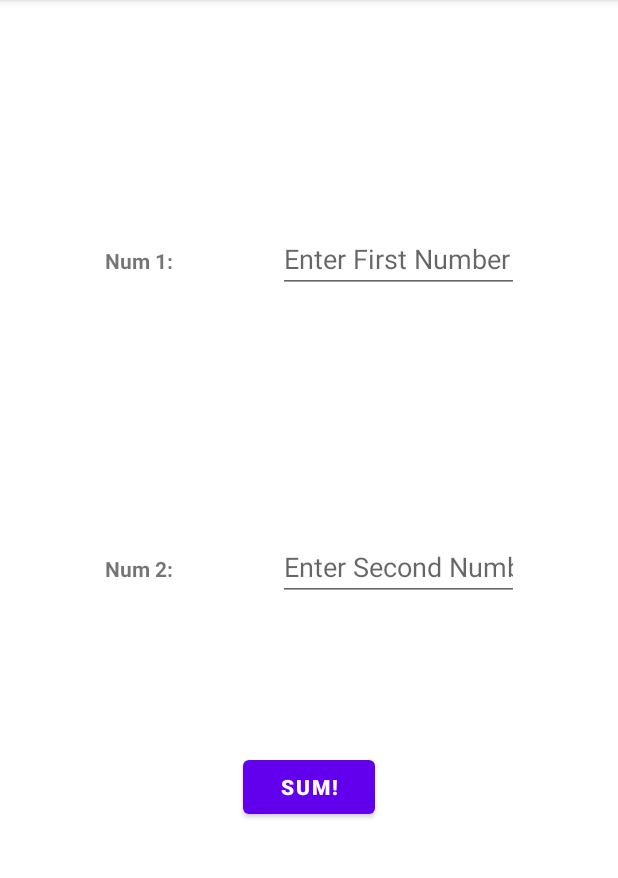
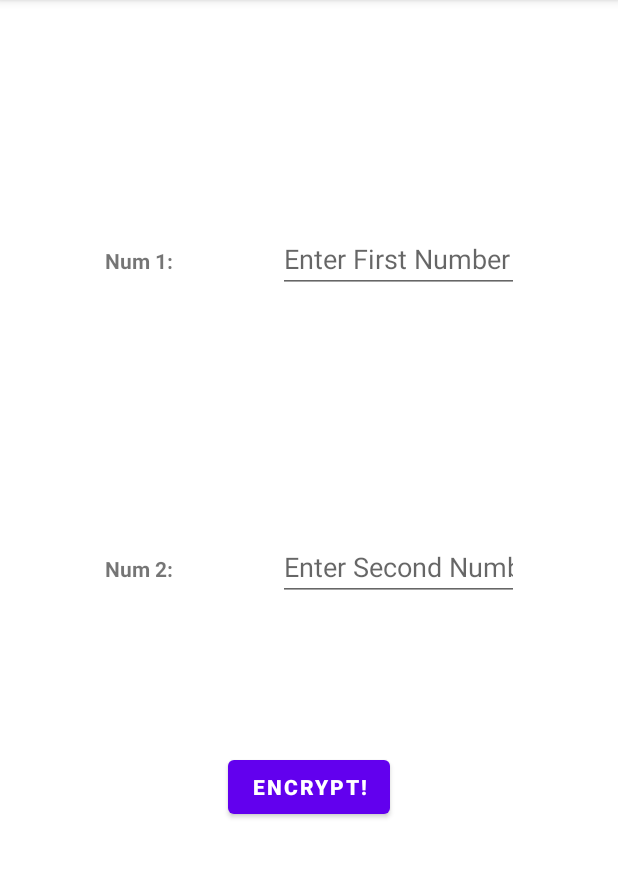
Before and after one commit to emmanuelmuturia/Summer, an Android app: the SummerFragment screen opened through its navigation route, on a phone screen of 412 x 824 dp, the part 84-962 px from its top. Run offline under Robolectric (Android 15) with nearby library versions, the phone set to English and light mode, and no system bars.

Commit message:
Final implementation of the app's functionalities including Fragments, summation and the MD5 Algorithm.

```diff
--- a/app/build.gradle
+++ b/app/build.gradle
@@ -1,6 +1,7 @@
 plugins {
     id 'com.android.application'
     id 'org.jetbrains.kotlin.android'
+    id "androidx.navigation.safeargs"
 }
 
 android {
--- a/app/src/main/java/com/emmanuelmuturia/summer/SummerFragment.kt
+++ b/app/src/main/java/com/emmanuelmuturia/summer/SummerFragment.kt
@@ -5,6 +5,9 @@ import androidx.fragment.app.Fragment
 import android.view.LayoutInflater
 import android.view.View
 import android.view.ViewGroup
+import android.widget.Button
+import android.widget.EditText
+import androidx.navigation.findNavController
 
 class SummerFragment : Fragment() {
 
@@ -13,6 +16,18 @@ class SummerFragment : Fragment() {
         savedInstanceState: Bundle?
     ): View? {
         // Inflate the layout for this fragment
-        return inflater.inflate(R.layout.fragment_summer, container, false)
+        val view = inflater.inflate(R.layout.fragment_summer, container, false)
+        val encryptButton = view.findViewById<Button>(R.id.summer)
+
+        encryptButton.setOnClickListener {
+            //getSum()
+            val num1 = view?.findViewById<EditText>(R.id.num1_input)
+            val num2 = view?.findViewById<EditText>(R.id.num2_input)
+            val firstNumber = Integer.parseInt( num1?.text.toString() )
+            val secondNUmber = Integer.parseInt( num2?.text.toString() )
+            val action = SummerFragmentDirections.actionSummerFragmentToEncryptorFragment(firstNumber, secondNUmber)
+            view.findNavController().navigate(action)
+        }
+        return view
     }
 }
--- a/app/src/main/res/layout/fragment_summer.xml
+++ b/app/src/main/res/layout/fragment_summer.xml
@@ -64,7 +64,8 @@
     <Button
         android:layout_width="wrap_content"
         android:layout_height="wrap_content"
-        android:text="@string/sum"
+        android:id="@+id/summer"
+        android:text="@string/encrypt"
         android:textStyle="bold"/>
 
 
--- a/app/src/main/res/navigation/nav_graph.xml
+++ b/app/src/main/res/navigation/nav_graph.xml
@@ -18,5 +18,21 @@
         android:id="@+id/summerFragment"
         android:name="com.emmanuelmuturia.summer.SummerFragment"
         android:label="fragment_summer"
-        tools:layout="@layout/fragment_summer" />
+        tools:layout="@layout/fragment_summer" >
+        <action
+            android:id="@+id/action_summerFragment_to_encryptorFragment"
+            app:destination="@id/encryptorFragment" />
+    </fragment>
+    <fragment
+        android:id="@+id/encryptorFragment"
+        android:name="com.emmanuelmuturia.summer.EncryptorFragment"
+        android:label="fragment_encryptor"
+        tools:layout="@layout/fragment_encryptor" >
+        <argument
+            android:name="num1"
+            app:argType="integer" />
+        <argument
+            android:name="num2"
+            app:argType="integer" />
+    </fragment>
 </navigation>
--- a/app/src/main/res/values/strings.xml
+++ b/app/src/main/res/values/strings.xml
@@ -8,4 +8,7 @@
     <string name="num_2">Num 2:</string>
     <string name="enter_second_number">Enter Second Number</string>
     <string name="sum">SUM!</string>
+    <string name="your_sum_is">Your sum is:</string>
+    <string name="your_encrypted_sum_is">Your encrypted sum is:</string>
+    <string name="encrypt">Encrypt!</string>
 </resources>
```
Also changed, not shown: app/src/main/java/com/emmanuelmuturia/summer/EncryptorFragment.kt (added, +36 -0 lines), app/src/main/res/layout/fragment_encryptor.xml (added, +40 -0 lines), build.gradle (+10 -0 lines).
